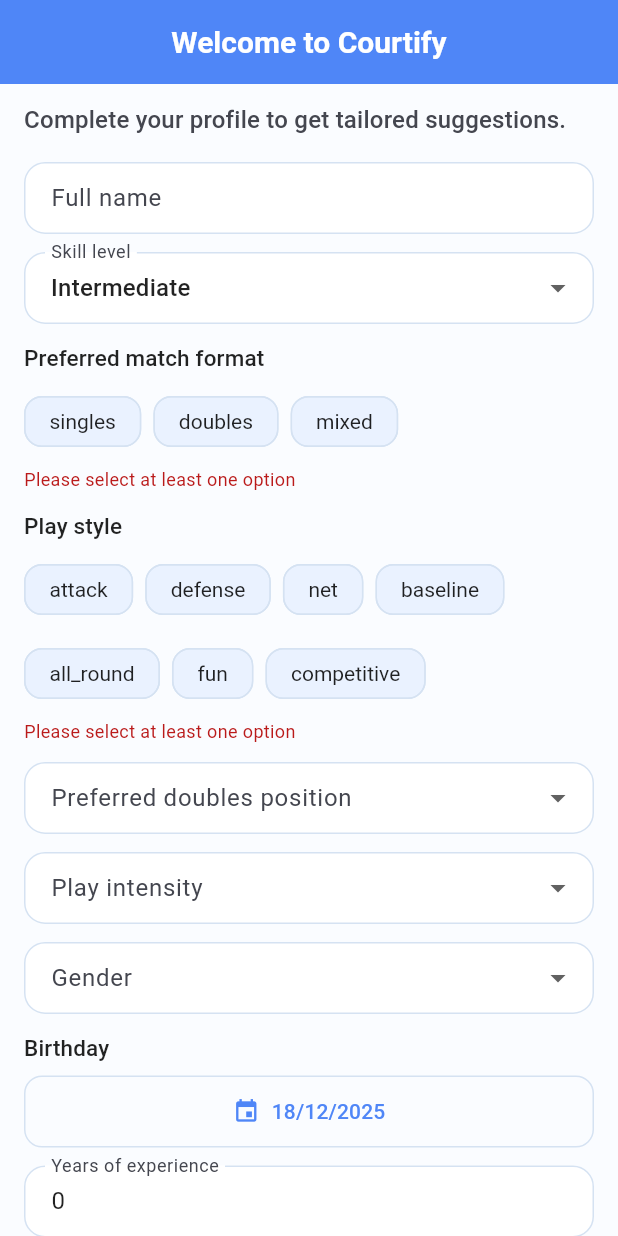
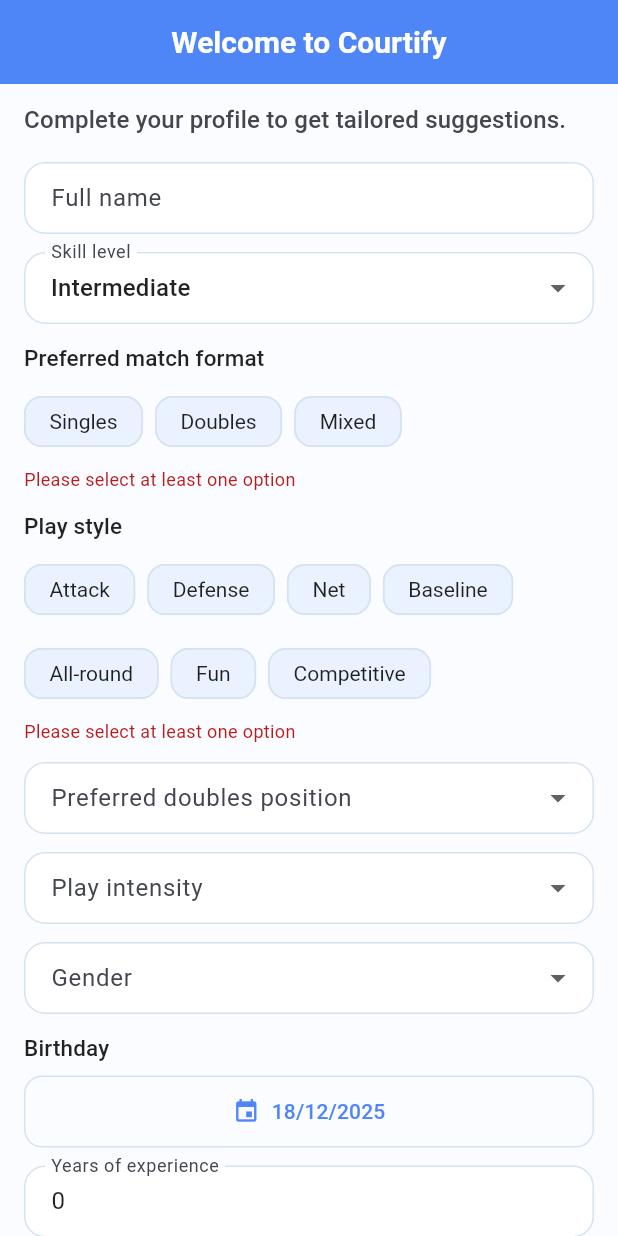
Before and after one commit to BaoMinhne/badminton_booking_app, a Flutter app: the OnboardingPage screen opened directly with empty values, on a phone screen of 412 x 824 dp. Run offline on Flutter 3.47's test engine with Material 3 defaults, Android fonts, the light colour scheme and no system bars; our stand-ins replace curved_navigation_bar, fl_chart, flutter_dotenv, image_picker, intl_phone_field, pocketbase and 1 more; accounts and stored records are empty; network calls fail.

Commit message:
Polish onboarding English labels

```diff
--- a/lib/pages/user/onboarding_page.dart
+++ b/lib/pages/user/onboarding_page.dart
@@ -34,6 +34,12 @@
     'mixed',
   ];
 
+  static const Map<String, String> _matchTypeLabels = <String, String>{
+    'singles': 'Singles',
+    'doubles': 'Doubles',
+    'mixed': 'Mixed',
+  };
+
   static const List<String> _playStyleTagOptions = <String>[
     'attack',
     'defense',
@@ -44,11 +50,27 @@
     'competitive',
   ];
 
+  static const Map<String, String> _playStyleLabels = <String, String>{
+    'attack': 'Attack',
+    'defense': 'Defense',
+    'net': 'Net',
+    'baseline': 'Baseline',
+    'all_round': 'All-round',
+    'fun': 'Fun',
+    'competitive': 'Competitive',
+  };
+
   static const List<String> _preferredRoleOptions = <String>[
     'front',
     'back',
     'flexible',
   ];
+
+  static const Map<String, String> _preferredRoleLabels = <String, String>{
+    'front': 'Front',
+    'back': 'Back',
+    'flexible': 'Flexible',
+  };
 
   static const List<String> _intensityOptions = <String>[
     'casual',
@@ -56,10 +78,21 @@
     'competitive',
   ];
 
+  static const Map<String, String> _intensityLabels = <String, String>{
+    'casual': 'Casual',
+    'semi_competitive': 'Semi-competitive',
+    'competitive': 'Competitive',
+  };
+
   static const List<String> _genderOptions = <String>[
     'male',
     'female',
   ];
+
+  static const Map<String, String> _genderLabels = <String, String>{
+    'male': 'Male',
+    'female': 'Female',
+  };
 
   bool _saving = false;
   String? _selectedLevel;
@@ -155,6 +188,8 @@
                   selectedValues: _selectedMatchTypes,
                   onChanged: (newValues) =>
                       setState(() => _selectedMatchTypes = newValues),
+                  labelBuilder: (value) =>
+                      _matchTypeLabels[value] ?? _titleCase(value),
                 ),
                 const SizedBox(height: 12),
                 _buildChips(
@@ -163,6 +198,8 @@
                   selectedValues: _selectedPlayStyleTags,
                   onChanged: (newValues) =>
                       setState(() => _selectedPlayStyleTags = newValues),
+                  labelBuilder: (value) =>
+                      _playStyleLabels[value] ?? _titleCase(value),
                   maxSelection: 4,
                 ),
                 const SizedBox(height: 12),
@@ -172,6 +209,8 @@
                   options: _preferredRoleOptions,
                   onChanged: (value) =>
                       setState(() => _selectedPreferredRole = value),
+                  labelBuilder: (value) =>
+                      _preferredRoleLabels[value] ?? _titleCase(value),
                 ),
                 const SizedBox(height: 12),
                 _buildDropdown(
@@ -179,6 +218,8 @@
                   value: _selectedIntensity,
                   options: _intensityOptions,
                   onChanged: (value) => setState(() => _selectedIntensity = value),
+                  labelBuilder: (value) =>
+                      _intensityLabels[value] ?? _titleCase(value),
                 ),
                 const SizedBox(height: 12),
                 _buildDropdown(
@@ -186,6 +227,8 @@
                   value: _selectedGender,
                   options: _genderOptions,
                   onChanged: (value) => setState(() => _selectedGender = value),
+                  labelBuilder: (value) =>
+                      _genderLabels[value] ?? _titleCase(value),
                 ),
                 const SizedBox(height: 12),
                 _buildDatePicker(context),
@@ -245,7 +288,9 @@
     required List<String> options,
     required String? value,
     required ValueChanged<String?> onChanged,
+    String Function(String value)? labelBuilder,
   }) {
+    final buildLabel = labelBuilder ?? (v) => v;
     return DropdownButtonFormField<String>(
       value: value,
       onChanged: onChanged,
@@ -258,7 +303,7 @@
           .map(
             (opt) => DropdownMenuItem<String>(
               value: opt,
-              child: Text(opt),
+              child: Text(buildLabel(opt)),
             ),
           )
           .toList(),
@@ -271,7 +316,9 @@
     required List<String> selectedValues,
     required ValueChanged<List<String>> onChanged,
     int? maxSelection,
+    String Function(String value)? labelBuilder,
   }) {
+    final buildLabel = labelBuilder ?? (v) => v;
     return Column(
       crossAxisAlignment: CrossAxisAlignment.start,
       children: [
@@ -287,7 +334,7 @@
           children: options.map((opt) {
             final isSelected = selectedValues.contains(opt);
             return FilterChip(
-              label: Text(opt),
+              label: Text(buildLabel(opt)),
               selected: isSelected,
               onSelected: (selected) {
                 final current = List<String>.from(selectedValues);
@@ -401,6 +448,15 @@
     }
   }
 
+  String _titleCase(String value) {
+    return value
+        .replaceAll('_', ' ')
+        .split(' ')
+        .where((part) => part.isNotEmpty)
+        .map((part) => part[0].toUpperCase() + part.substring(1))
+        .join(' ');
+  }
+
   int _levelToNumeric(String level) {
     final index = _levelOptions.indexOf(level);
     return index == -1 ? 3 : index + 1;
```
